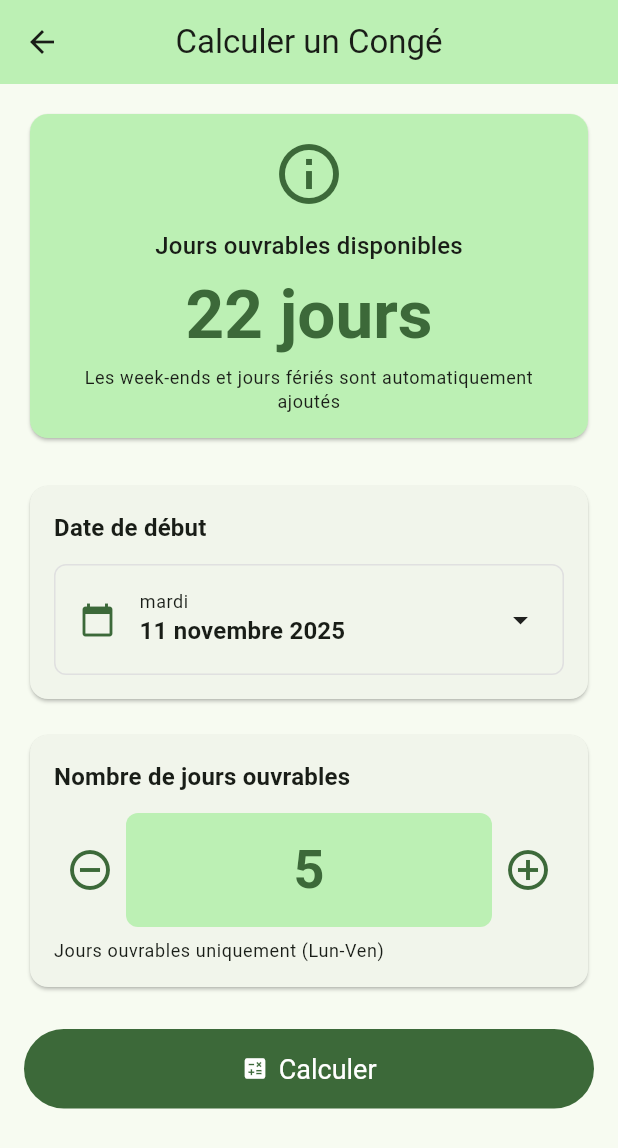
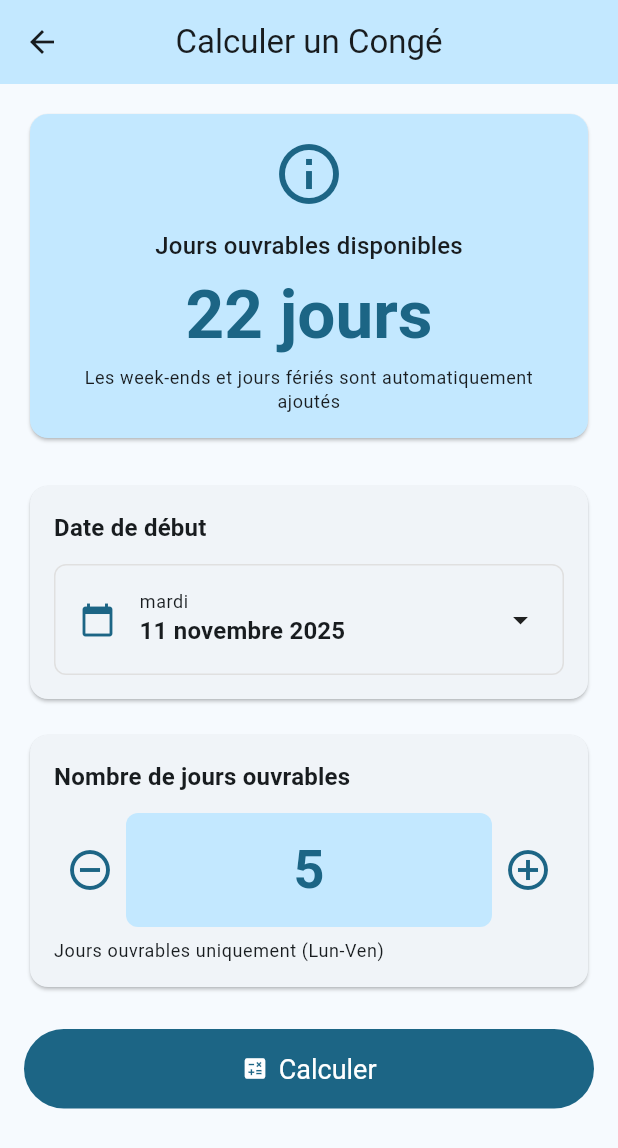
Before and after one commit to Akhele/conge-calculateur, a Flutter app: the screen it shows after launch, after a tap on "Calculer un Congé", on a phone screen of 412 x 824 dp. Shown: the top 1148 px of the screen. Run offline on Flutter 3.47's test engine with Material 3 defaults, Android fonts, the phone set to English and light mode, and no system bars; our stand-ins replace shared_preferences; network calls fail.

Commit message:
Filter API to show only Moroccan holidays and change app theme to deep sky blue

```diff
--- a/lib/main.dart
+++ b/lib/main.dart
@@ -36,7 +36,7 @@ class MyApp extends StatelessWidget {
         ],
         theme: ThemeData(
           colorScheme: ColorScheme.fromSeed(
-            seedColor: const Color(0xFF1B5E20), // Moroccan green
+            seedColor: const Color(0xFF00BFFF), // Deep sky blue
             brightness: Brightness.light,
           ),
           useMaterial3: true,
--- a/lib/services/holiday_service.dart
+++ b/lib/services/holiday_service.dart
@@ -1,10 +1,12 @@
 import 'dart:convert';
 import 'package:http/http.dart' as http;
 import '../models/holiday.dart';
+import '../config/api_keys.dart';
 
 class HolidayService {
-  // Using Calendarific API - you'll need to get a free API key from https://calendarific.com/
-  static const String apiKey = 'YOUR_API_KEY_HERE';
+  // Using Calendarific API - get a free API key from https://calendarific.com/
+  // Configure your API key in lib/config/api_keys.dart
+  static const String apiKey = ApiKeys.calendarificApiKey;
   static const String baseUrl = 'https://calendarific.com/api/v2';
 
   // Fallback: Moroccan fixed holidays for 2024-2025
@@ -156,20 +158,34 @@ class HolidayService {
       // Try to fetch from API if key is configured
       if (apiKey != 'YOUR_API_KEY_HERE') {
         final response = await http.get(
-          Uri.parse('$baseUrl/holidays?api_key=$apiKey&country=MA&year=$year'),
+          Uri.parse('$baseUrl/holidays?api_key=$apiKey&country=MA&year=$year&type=national,religious'),
         ).timeout(const Duration(seconds: 5));
 
         if (response.statusCode == 200) {
           final data = json.decode(response.body);
           final holidays = <Holiday>[];
 
+          // Verify we got Morocco data
+          if (data['response']['country']['id'] != 'ma') {
+            throw Exception('Wrong country data received');
+          }
+
           for (var holiday in data['response']['holidays']) {
-            holidays.add(Holiday(
-              date: DateTime.parse(holiday['date']['iso']),
-              name: holiday['name'],
-              nameAr: holiday['name'], // API might not have Arabic names
-              type: holiday['type'][0],
-            ));
+            // Only include national and observance holidays
+            final types = holiday['type'] as List<dynamic>;
+            final typeString = types.isNotEmpty ? types[0].toString() : 'public';
+
+            // Filter out local/regional holidays - only include national ones
+            if (holiday['locations'] == 'All' ||
+                holiday['locations'] == null ||
+                (holiday['locations'] is String && holiday['locations'] == 'All')) {
+              holidays.add(Holiday(
+                date: DateTime.parse(holiday['date']['iso']),
+                name: holiday['name'],
+                nameAr: holiday['name'], // API might not have Arabic names
+                type: typeString,
+              ));
+            }
           }
 
           return holidays;
```
Also changed, not shown: 3 other files.
